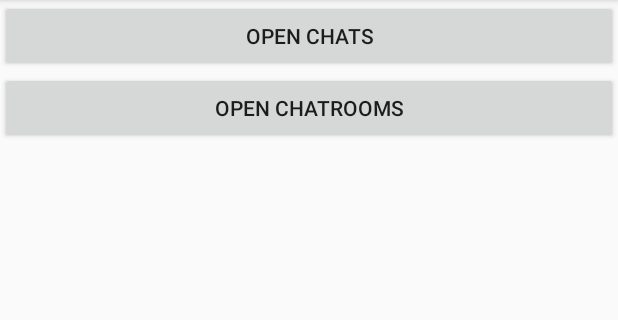
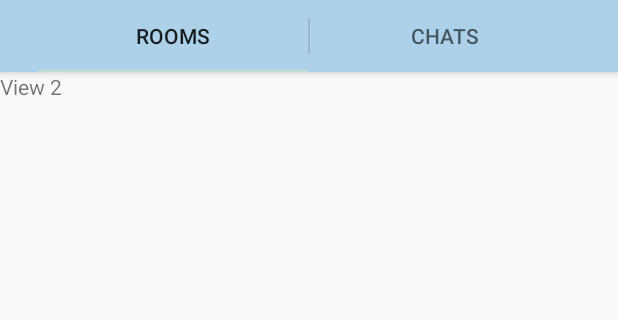
Before and after one commit to Stefan4472/Icebreaker, an Android app: the DashboardActivity screen opened directly, with no data from a screen before it, on a phone screen of 412 x 824 dp, the part 84-404 px from its top. Run offline under Robolectric (Android 15) with nearby library versions, the phone set to English and light mode, and no system bars; network calls fail.

Commit message:
Tabs With Viewswitcher in DashboardActivity

```diff
--- a/icebreaker-android/app/src/main/java/com/andycjstefan/icebreaker_android/DashboardActivity.java
+++ b/icebreaker-android/app/src/main/java/com/andycjstefan/icebreaker_android/DashboardActivity.java
@@ -1,20 +1,54 @@
 package com.andycjstefan.icebreaker_android;
 
+import android.app.ActionBar;
 import android.app.Activity;
+import android.app.FragmentTransaction;
 import android.content.Intent;
 import android.os.Bundle;
+import android.support.v4.view.ViewPager;
+import android.util.Log;
 import android.view.View;
 import android.widget.Button;
+import android.widget.ViewSwitcher;
 
 public class DashboardActivity extends Activity {
 
     private Button chatLogsButton;
     private Button chatRoomsButton;
-
+    private ViewSwitcher viewSwitcher;
     @Override
     protected void onCreate(Bundle savedInstanceState) {
         super.onCreate(savedInstanceState);
         setContentView(R.layout.dashboard_layout);
+
+        viewSwitcher = findViewById(R.id.dash_view_switcher);
+        final ActionBar actionBar = getActionBar();
+
+        // Specify that tabs should be displayed in the action bar.
+        actionBar.setNavigationMode(ActionBar.NAVIGATION_MODE_TABS);
+
+        // Create a tab listener that is called when the user changes tabs.
+        ActionBar.TabListener tabListener = new ActionBar.TabListener() {
+            public void onTabSelected(ActionBar.Tab tab, FragmentTransaction ft) {
+                Log.d("Dashboard", tab.getPosition() + " selected");
+                if (tab.getPosition() == 1) {
+                    viewSwitcher.showPrevious();
+                } else {
+                    viewSwitcher.showNext();
+                }
+            }
+
+            public void onTabUnselected(ActionBar.Tab tab, FragmentTransaction ft) {
+                // hide the given tab
+            }
+
+            public void onTabReselected(ActionBar.Tab tab, FragmentTransaction ft) {
+                // probably ignore this event
+            }
+        };
+
+        actionBar.addTab(actionBar.newTab().setText("Rooms").setTabListener(tabListener));
+        actionBar.addTab(actionBar.newTab().setText("Chats").setTabListener(tabListener));
     }
 
     // responds to user clicking to see rooms they are in
--- a/icebreaker-android/app/src/main/res/layout/dashboard_layout.xml
+++ b/icebreaker-android/app/src/main/res/layout/dashboard_layout.xml
@@ -7,7 +7,22 @@
     android:orientation="vertical"
     tools:context="com.andycjstefan.icebreaker_android.DashboardActivity">
 
-    <Button
+    <ViewSwitcher
+        android:id="@+id/dash_view_switcher"
+        android:layout_width="match_parent"
+        android:layout_height="match_parent">
+        <TextView
+            android:layout_width="match_parent"
+            android:layout_height="wrap_content"
+            android:text="View 1"/>
+
+        <TextView
+            android:layout_width="match_parent"
+            android:layout_height="wrap_content"
+            android:text="View 2"/>
+    </ViewSwitcher>
+
+    <!--Button
         android:layout_width="match_parent"
         android:layout_height="wrap_content"
         android:text="Open Chats"
@@ -17,5 +32,5 @@
         android:layout_width="match_parent"
         android:layout_height="wrap_content"
         android:text="Open Chatrooms"
-        android:onClick="onViewRoomsClicked"/>
+        android:onClick="onViewRoomsClicked"/-->
 </LinearLayout>
```
Also changed, not shown: 2 other files.
